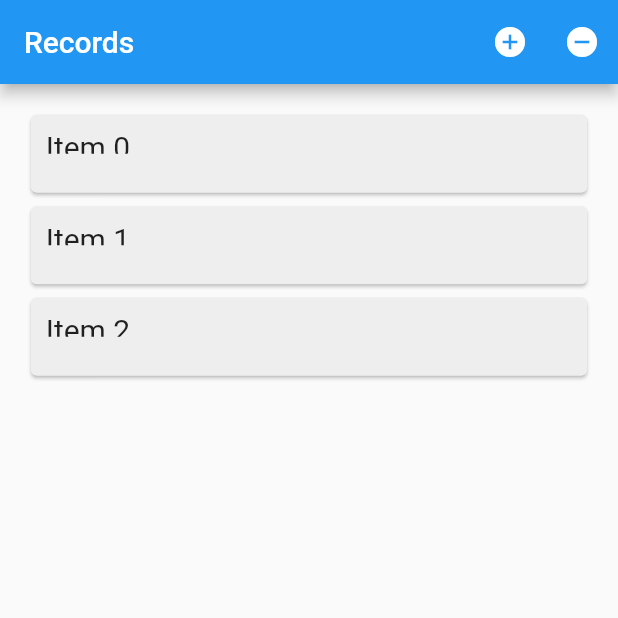
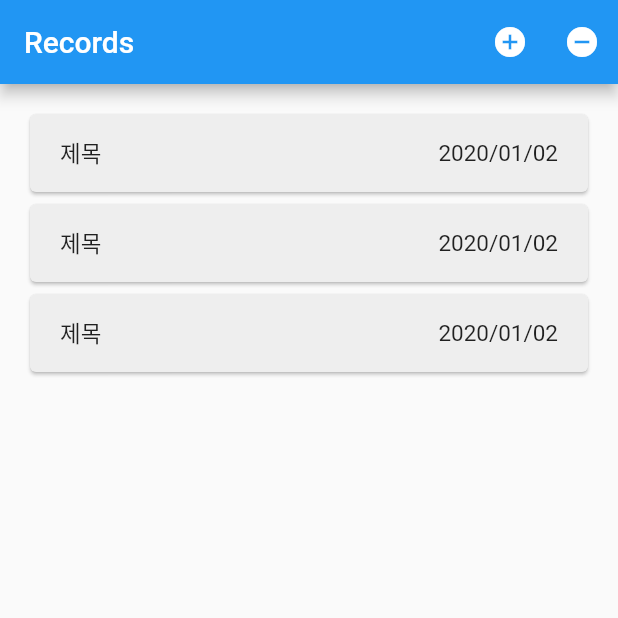
Before and after one commit to YooDonggwan/MadCamp_Week3, a Flutter app: the screen it shows after launch, on a phone screen of 412 x 824 dp, the top half of it. Run offline on Flutter 3.47's test engine with Material 2 defaults, Android fonts, the light colour scheme and no system bars.

Commit message:
client UI almost done

```diff
--- a/client/lib/main.dart
+++ b/client/lib/main.dart
@@ -4,20 +4,17 @@
 
 import 'package:flutter/foundation.dart';
 import 'package:flutter/material.dart';
-import 'package:flutter_sound/flutter_sound.dart';
 
-class AnimatedListSample extends StatefulWidget {
+class Harmonizer extends StatefulWidget {
   @override
-  _AnimatedListSampleState createState() => _AnimatedListSampleState();
+  _HarmonizerState createState() => _HarmonizerState();
 }
 
-class _AnimatedListSampleState extends State<AnimatedListSample> {
+class _HarmonizerState extends State<Harmonizer> {
   final GlobalKey<AnimatedListState> _listKey = GlobalKey<AnimatedListState>();
   ListModel<int> _list;
   int _selectedItem;
   int _nextItem; // The next item inserted when the user presses the '+' button.
-
-  FlutterSound flutterSound = new FlutterSound();
 
   @override
   void initState() {
@@ -79,7 +76,6 @@ class _AnimatedListSampleState extends State<AnimatedListSample> {
 
   @override
   Widget build(BuildContext context) {
-    print("asd");
     return MaterialApp(
       home: Scaffold(
         appBar: AppBar(
@@ -97,12 +93,14 @@ class _AnimatedListSampleState extends State<AnimatedListSample> {
             ),
           ],
         ),
-        body: Padding(
+        body: SafeArea(
+          child: Padding(
             padding: const EdgeInsets.all(16.0),
             child: AnimatedList(
               key: _listKey,
               initialItemCount: _list.length,
               itemBuilder: _buildItem,
+            ),
           ),
         ),
       ),
@@ -184,43 +182,64 @@ class CardItem extends StatelessWidget {
     // if (selected)
     //   textStyle =
     //       textStyle.copyWith(color: Colors.lightGreenAccent[400]);
-    return Padding(
-      padding: const EdgeInsets.all(0.5),
-      child: SizeTransition(
+    return SizeTransition(
       axis: Axis.vertical,
       sizeFactor: animation,
       child: GestureDetector(
         behavior: HitTestBehavior.opaque,
         onTap: onTap,
         child: SizedBox(
-            height: selected ? 120 : 60,
+          height: selected ? 110 : 60,
           child: Card(
             color: Colors.grey[200],
-              child: Center(
-                child: Column(children: [
-                  Expanded(
-                    flex: 1,
-                    child: Align(
-                      alignment: Alignment.topLeft,
-                      child: Container(
-                        margin: EdgeInsets.only(top: 10, left: 10),
-                        child: Text(
-                          'Item $item',
+            child: Padding(
+              padding: EdgeInsets.symmetric(horizontal: 20.0, vertical: 15.0),
+              child: Column(
+                mainAxisAlignment: MainAxisAlignment.spaceBetween,
+                children: <Widget>[
+                  Row(
+                    mainAxisAlignment: MainAxisAlignment.spaceBetween,
+                    children: <Widget>[
+                      Text(
+                        "제목",
                         style: TextStyle(
-                            fontSize: 20,
+                          fontSize: 15.0,
                         ),
                       ),
+                      Text(
+                        "2020/01/02",
+                        style: TextStyle(
+                          fontSize: 15.0,
                         ),
                       ),
+                    ],
                   ),
-                  Expanded(
-                    flex: 1,
-                    child: Opacity(
-                      opacity: selected ? 1 : 0,
-                      child: Text("asd"),
+                  selected
+                      ? (Row(
+                          mainAxisAlignment: MainAxisAlignment.spaceEvenly,
+                          children: <Widget>[
+                            FlatButton(
+                              child: Icon(Icons.play_arrow),
+                              onPressed: () {
+                                print("play");
+                              },
                             ),
-                  )
-                ]),
+                            FlatButton(
+                              child: Icon(Icons.pause),
+                              onPressed: () {
+                                print("pause");
+                              },
+                            ),
+                            FlatButton(
+                              child: Icon(Icons.stop),
+                              onPressed: () {
+                                print("stop");
+                              },
+                            ),
+                          ],
+                        ))
+                      : Container(),
+                ],
               ),
             ),
           ),
@@ -230,6 +249,17 @@ class CardItem extends StatelessWidget {
   }
 }
 
+// ListTile(
+//                 leading: Text(
+//                   "2020/01/02",
+//                   style: TextStyle(fontSize: 15.0),
+//                 ),
+//                 title: Text(
+//                   "Hello",
+//                   style: TextStyle(fontSize: 15.0),
+//                 ),
+//               ),
+
 void main() {
-  runApp(AnimatedListSample());
+  runApp(Harmonizer());
 }
--- a/client/pubspec.yaml
+++ b/client/pubspec.yaml
@@ -9,7 +9,9 @@ dependencies:
   flutter:
     sdk: flutter
   cupertino_icons: ^0.1.2
-  flutter_sound: ^1.8.0
+  flutter_audio_recorder: ^0.5.5
+  audioplayers: ^0.13.7
+  path_provider: ^1.5.1
 
 dev_dependencies:
   flutter_test:
```
Also changed, not shown: client/pubspec.lock, 1 other file. Lines whose indentation alone changed are shown as unchanged.
